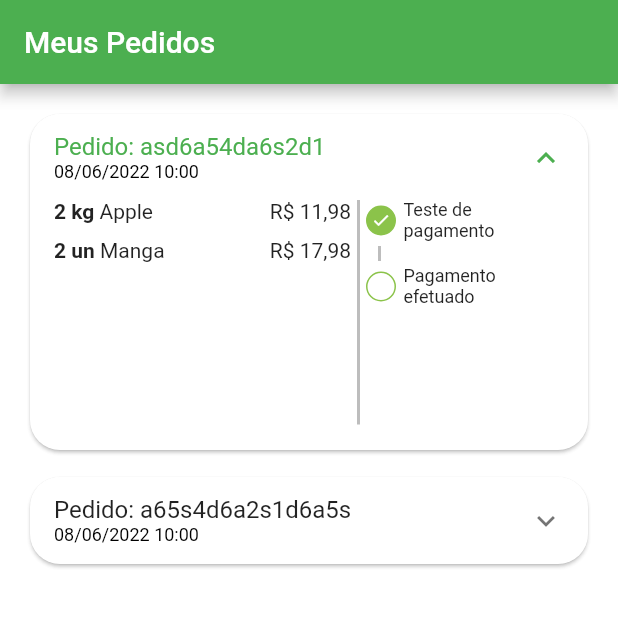
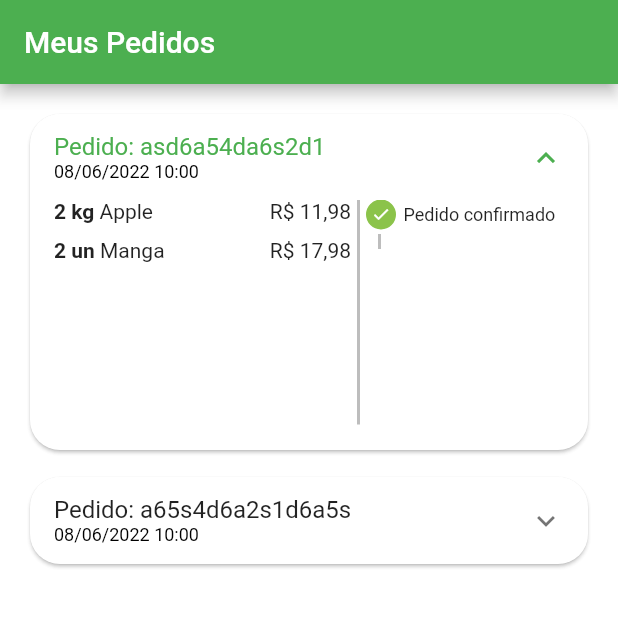
Before and after one commit to caduzinhoo/greengrocer, a Flutter app: the OrdersTab screen opened directly, after a tap on an icon or button, on a phone screen of 412 x 824 dp, the top half of it. Run offline on Flutter 3.47's test engine with Material 3 defaults, Android fonts, the phone set to English and light mode, and no system bars; our stand-ins replace animated_text_kit, mask_text_input_formatter.

Commit message:
atualizaão as 01h

```diff
--- a/lib/src/config/app_data.dart
+++ b/lib/src/config/app_data.dart
@@ -112,7 +112,7 @@ List<OrderModel> orders = [
       '2022-06-08 11:00:10.458'
       ),
     id: 'a65s4d6a2s1d6a5s',
-    status: 'delivered',
+    status: 'refunded',
     total: 11.5,
     items: [
       CartItemModel(
--- a/lib/src/pages/orders/components/order_status_widget.dart
+++ b/lib/src/pages/orders/components/order_status_widget.dart
@@ -2,22 +2,20 @@ import 'package:flutter/material.dart';
 import 'package:greengrocer/src/config/custom-colors.dart';
 
 class OrderStatusWidget extends StatelessWidget {
-
   final String status;
   final bool isOverdue;
   final Map<String, int> allStatus = <String, int>{
-  'pending_payment':0,
-  'refunded' : 1,
-  'paid' : 2,
-  'preparing_purchase' : 3,
-  'shipping' : 4,
-  'delivered' : 5,
+    'pending_payment': 0,
+    'refunded': 1,
+    'paid': 2,
+    'preparing_purchase': 3,
+    'shipping': 4,
+    'delivered': 5,
   };
 
-  OrderStatusWidget({
-    required this.isOverdue,
-    required this.status,
-  });
+  int get currentStatus => allStatus[status]!;
+
+  OrderStatusWidget({required this.isOverdue, required this.status, required });
 
   @override
   Widget build(BuildContext context) {
@@ -25,33 +23,25 @@ class OrderStatusWidget extends StatelessWidget {
       crossAxisAlignment: CrossAxisAlignment.start,
 
       children: [
-
-        _StatusDot(
-          title:'Teste de pagamento',
-          isActive: true,
-          ),
+        _StatusDot(isActive: true, title: 'Pedido confirmado'),
 
         _CustomDivider(),
 
-        _StatusDot(
-          title: 'Pagamento efetuado',
-          isActive: false,
-          ),
+        if (currentStatus == 1) ...[
+          _StatusDot(isActive: true, title: 'Pix estornado'),
+        ],
       ],
     );
   }
 }
 
 class _CustomDivider extends StatelessWidget {
-  const _CustomDivider({super.key,
-  });
+  const _CustomDivider({super.key});
 
   @override
   Widget build(BuildContext context) {
     return Container(
-      margin: EdgeInsets.symmetric(
-        horizontal: 8,
-        vertical: 3),
+      margin: EdgeInsets.symmetric(horizontal: 8, vertical: 3),
       height: 10,
       width: 2,
       color: Colors.grey.shade400,
@@ -59,21 +49,21 @@ class _CustomDivider extends StatelessWidget {
   }
 }
 
-
 class _StatusDot extends StatelessWidget {
   final bool isActive;
   final String title;
+  final Color? backgroundColor;
+
   const _StatusDot({
     required this.isActive,
     required this.title,
+    required this.backgroundColor,
   });
 
   @override
   Widget build(BuildContext context) {
     return Row(
-
       children: [
-
         // Dot
         Container(
           alignment: Alignment.center,
@@ -81,26 +71,21 @@ class _StatusDot extends StatelessWidget {
           width: 20,
           decoration: BoxDecoration(
             shape: BoxShape.circle,
-            border: Border.all(
-              color: CustomColors.customSwatchColor,
+            border: Border.all(color: CustomColors.customSwatchColor),
+
+            color: isActive
+                ? backgroundColor ?? CustomColors.customSwatchColor
+                : Colors.transparent,
+          ),
+          child: isActive
+              ? Icon(Icons.check, size: 13, color: Colors.white)
+              : SizedBox.shrink(),
         ),
 
-            color: isActive? CustomColors.customSwatchColor : Colors.transparent,
-          ),
-          child: isActive? Icon(Icons.check, size: 13, color: Colors.white,) : SizedBox.shrink(),
-        ),
-
-        SizedBox(
-          width: 5,
-        ),
+        SizedBox(width: 5),
 
         // Texto
-        Expanded(
-          child: Text(title, style: TextStyle(
-            fontSize: 12,
-
-          ),),
-        ),
+        Expanded(child: Text(title, style: TextStyle(fontSize: 12))),
       ],
     );
   }
```
Lines whose indentation alone changed are shown as unchanged.
